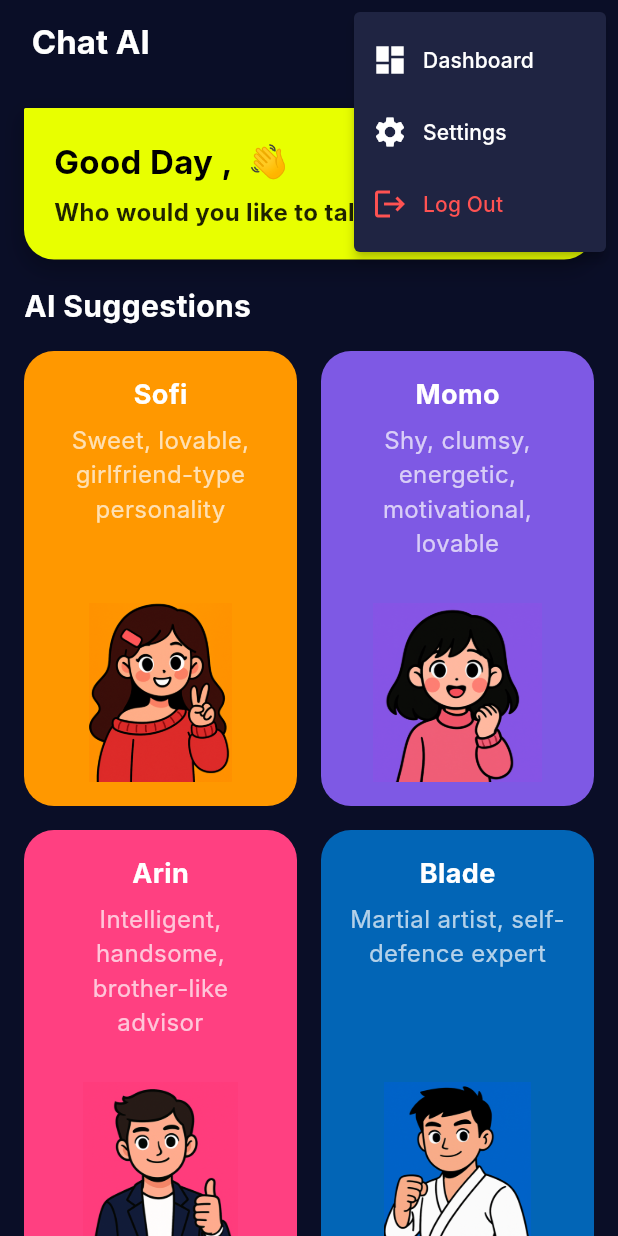
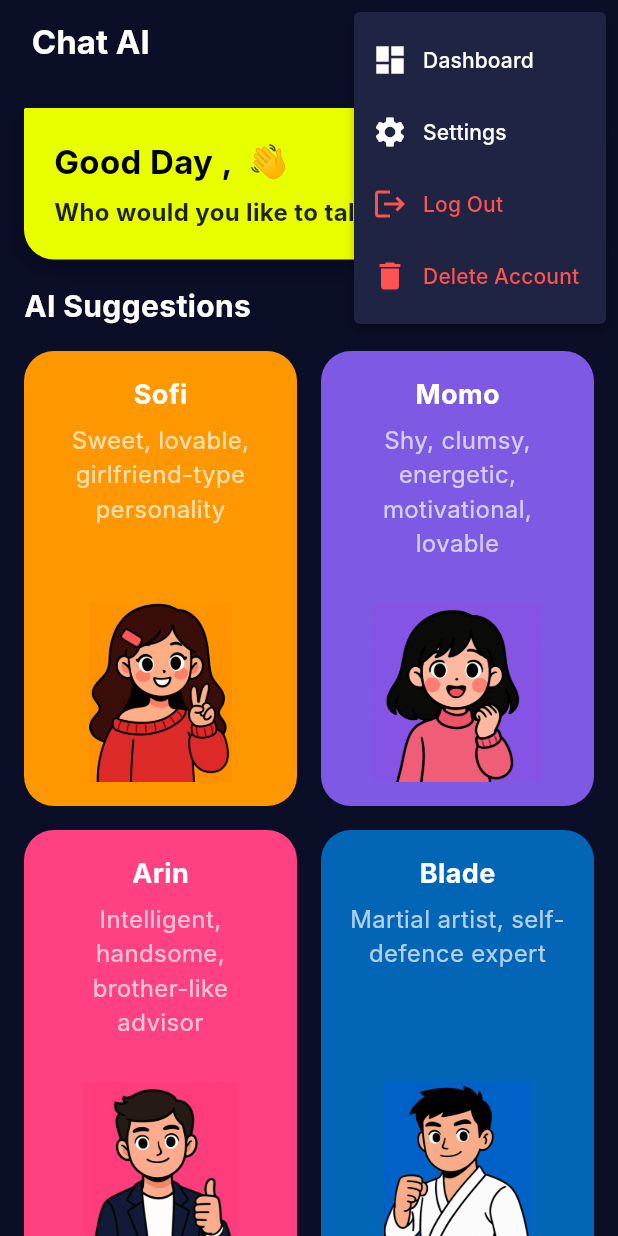
Before and after one commit to UtkarshShukla706/Flutter-App, a Flutter app: the Home screen opened directly, after a tap on the "account circle" icon, on a phone screen of 412 x 824 dp. Run offline on Flutter 3.47's test engine with Material 3 defaults, Android fonts, the phone set to English and light mode, and no system bars; drawn by our look-alikes of animated_text_kit; our stand-ins replace cloud_firestore, device_preview_plus, firebase_auth, firebase_core, fl_chart, flutter_dotenv and 2 more; accounts and stored records are empty; Roboto replaces fonts that are missing (Inter).

Commit message:
enabling the delete account logic for the user safety that data wont get saved

```diff
--- a/lib/pages/home.dart
+++ b/lib/pages/home.dart
@@ -184,6 +184,20 @@ class _HomeState extends State<Home> {
                     (route) => false,
                   );
                   break;
+
+                case 'Delete':
+                 await DatabaseMethods().deleteUserAccount();
+
+
+                  if (!context.mounted) return;
+
+
+                  Navigator.pushAndRemoveUntil(
+                    context,
+                    MaterialPageRoute(builder: (context) => const SignIn()),
+                    (route) => false,
+                  );
+                break;
               }
             },
             itemBuilder: (BuildContext context) => <PopupMenuEntry<String>>[
@@ -227,6 +241,19 @@ class _HomeState extends State<Home> {
                     ), // Red to indicate exit
                     SizedBox(width: 10),
                     Text('Log Out', style: TextStyle(color: Colors.redAccent)),
+                  ],
+                ),
+              ),
+               const PopupMenuItem<String>(
+                value: 'Delete',
+                child: Row(
+                  children: [
+                    Icon(
+                      Icons.delete,
+                      color: Colors.redAccent,
+                    ), // Red to indicate exit
+                    SizedBox(width: 10),
+                    Text('Delete Account', style: TextStyle(color: Colors.redAccent)),
                   ],
                 ),
               ),
```
Also changed, not shown: lib/services/database.dart (+35 -0 lines).
